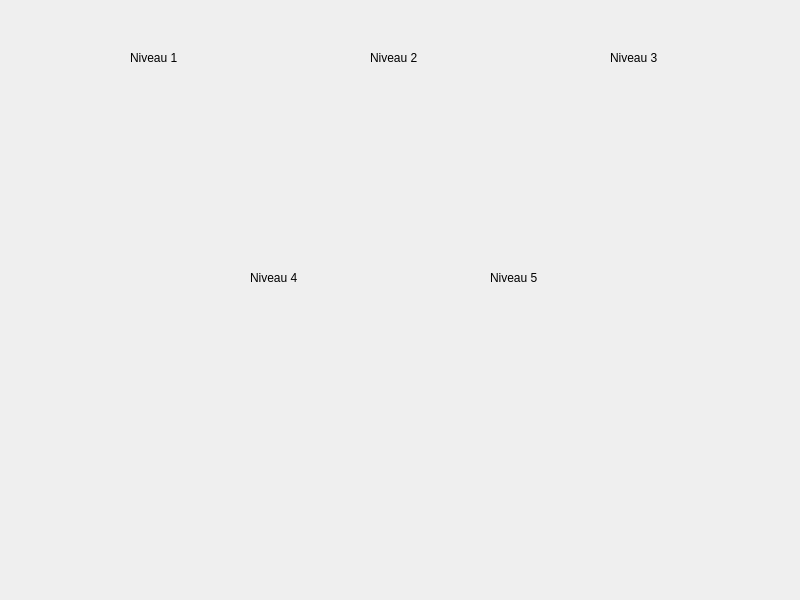
Qt form BowserBros/App/trainingform.ui (thibautlfr/IUT-BowserBros) before a commit.
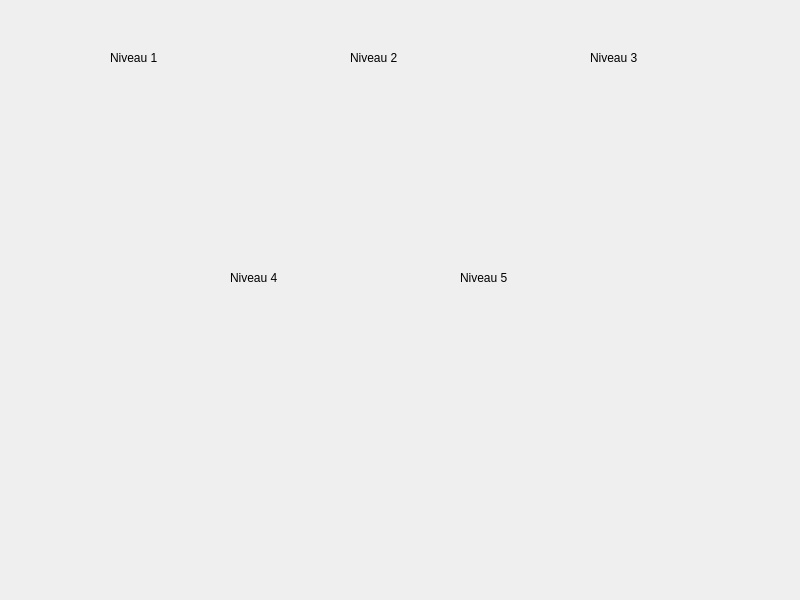
The same form after that commit.

Commit message: Police d'écriture Training

The edit to the form file:
```diff
--- a/BowserBros/App/trainingform.ui
+++ b/BowserBros/App/trainingform.ui
@@ -118,9 +118,9 @@
   <widget class="QLabel" name="niv1Label">
    <property name="geometry">
     <rect>
-     <x>130</x>
+     <x>110</x>
      <y>50</y>
-     <width>58</width>
+     <width>111</width>
      <height>16</height>
     </rect>
    </property>
@@ -131,9 +131,9 @@
   <widget class="QLabel" name="niv2Label">
    <property name="geometry">
     <rect>
-     <x>370</x>
+     <x>350</x>
      <y>50</y>
-     <width>58</width>
+     <width>121</width>
      <height>16</height>
     </rect>
    </property>
@@ -144,9 +144,9 @@
   <widget class="QLabel" name="niv3Label">
    <property name="geometry">
     <rect>
-     <x>610</x>
+     <x>590</x>
      <y>50</y>
-     <width>58</width>
+     <width>101</width>
      <height>16</height>
     </rect>
    </property>
@@ -157,9 +157,9 @@
   <widget class="QLabel" name="niv4Label">
    <property name="geometry">
     <rect>
-     <x>250</x>
+     <x>230</x>
      <y>270</y>
-     <width>58</width>
+     <width>101</width>
      <height>16</height>
     </rect>
    </property>
@@ -170,9 +170,9 @@
   <widget class="QLabel" name="niv5Label">
    <property name="geometry">
     <rect>
-     <x>490</x>
+     <x>460</x>
      <y>270</y>
-     <width>58</width>
+     <width>111</width>
      <height>16</height>
     </rect>
    </property>
```
The commit also changes 1 other file.
